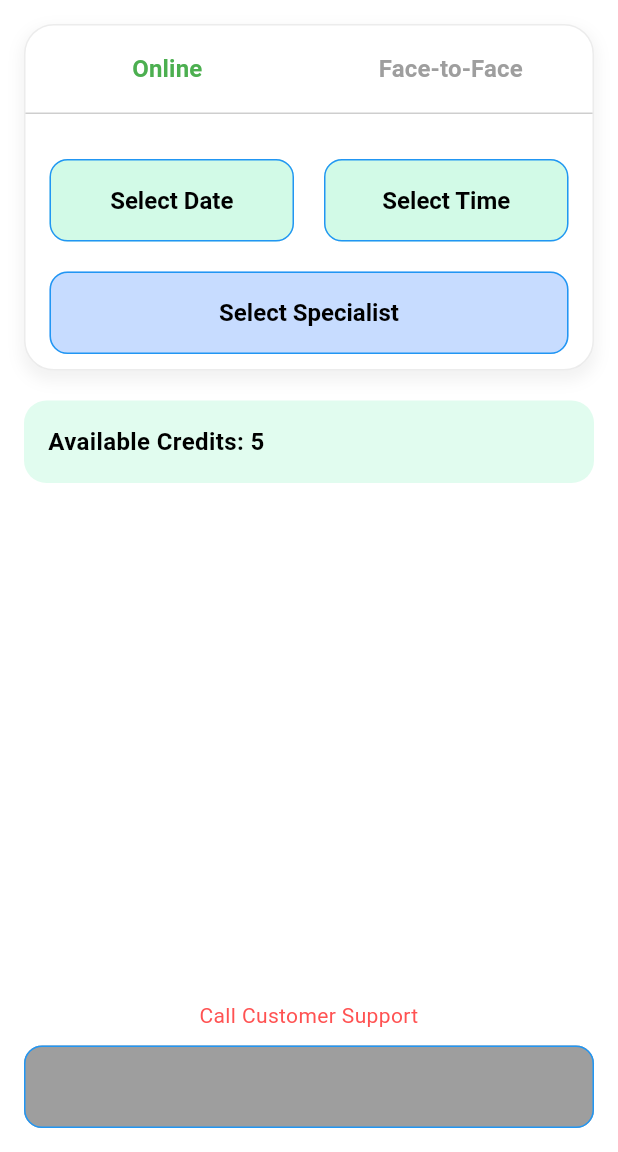
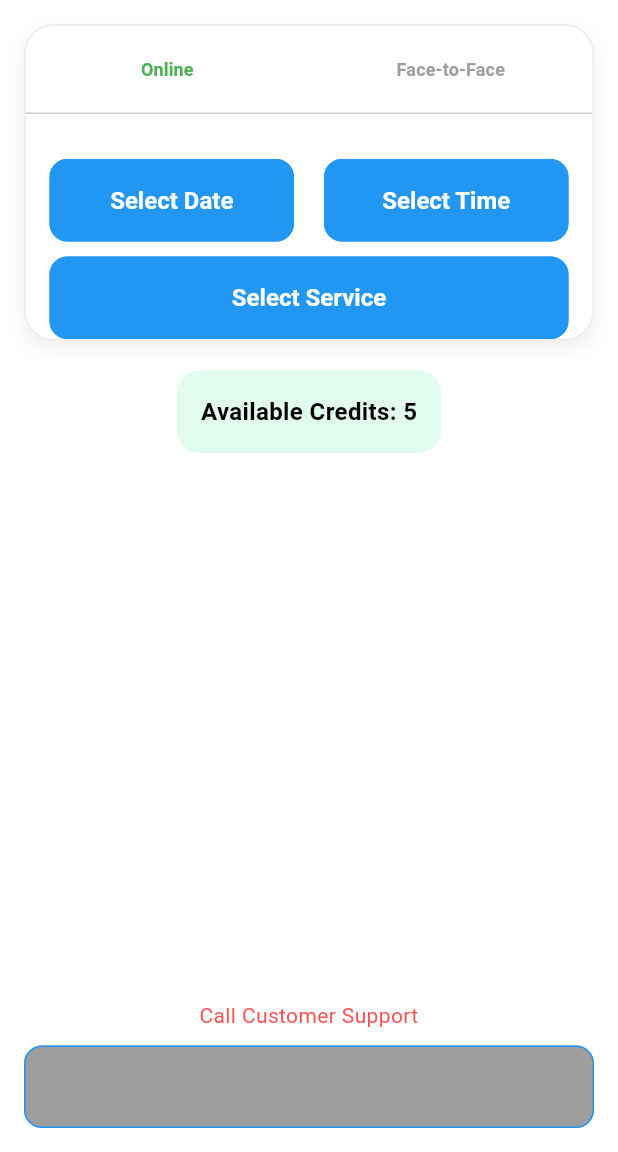
Before and after one commit to JericoDj/MentalHealth, a Flutter app: the ConsultationScreen screen opened directly, on a phone screen of 412 x 824 dp, the part 84-1236 px from its top. Run offline on Flutter 3.47's test engine with Material 3 defaults, Android fonts, the phone set to English and light mode, and no system bars; our stand-ins replace carousel_slider, connectivity_plus, firebase_auth, firebase_core, flutter_native_splash, get and 4 more; accounts and stored records are empty.

Commit message:
Third Commit

```diff
--- a/lib/screens/homescreen/booking_review_screen.dart
+++ b/lib/screens/homescreen/booking_review_screen.dart
@@ -8,14 +8,14 @@ class BookingReviewScreen extends StatefulWidget {
   final String consultationType;
   final String selectedDate;
   final String selectedTime;
-  final String specialist;
+  final String service;
 
   const BookingReviewScreen({
     Key? key,
     required this.consultationType,
     required this.selectedDate,
     required this.selectedTime,
-    required this.specialist,
+    required this.service,
   }) : super(key: key);
 
   @override
@@ -116,7 +116,7 @@ class _BookingReviewScreenState extends State<BookingReviewScreen> {
                   Text("Consultation Type: ${widget.consultationType}"),
                   Text("Date: ${widget.selectedDate}"),
                   Text("Time: ${widget.selectedTime}"),
-                  Text("Specialist: ${widget.specialist}"),
+                  Text("Service: ${widget.service}"),
                 ],
               ),
             ),
--- a/lib/screens/homescreen/consultation_touchpoint/consultation_screen.dart
+++ b/lib/screens/homescreen/consultation_touchpoint/consultation_screen.dart
@@ -3,7 +3,6 @@ import 'package:get/get.dart';
 import 'package:intl/intl.dart';
 import '../../../widgets/homescreen_widgets/call_customer_support_widget.dart';
 import '../booking_review_screen.dart';
-import '../../../widgets/accounts_screen/consultation_status_widget.dart';
 
 class ConsultationScreen extends StatefulWidget {
   const ConsultationScreen({Key? key}) : super(key: key);
@@ -16,15 +15,40 @@ class _ConsultationScreenState extends State<ConsultationScreen> {
   String _selectedConsultationType = "Online";  // Default to Online
   DateTime? _selectedDate;
   TimeOfDay? _selectedTime;
-  String? _selectedSpecialist;
+  String? _selectedService;
   int availableCredits = 5;
 
   final List<String> _specialists = [
-    "Dr. John Doe",
-    "Dr. Jane Smith",
-    "Dr. Alex Brown"
+    "Psychological Assessment",
+    "Consultation",
+    "Couple Therapy/Counseling",
+    "Counseling and Psychotherapy",
   ];
 
+  final Map<String, String> _serviceDetails = {
+    "Psychological Assessment":
+    "Use of integrative tools such as testing, interviews, observation, or other assessment tools for a "
+        "comprehensive understanding of a client’s system, concern, or condition depending on their needs and "
+        "purpose (e.g. school, employment, diagnosis, legal requirement, emotional support animal).",
+
+    "Consultation":
+    "A session where you can freely express, share, and consult your mental health concerns, experiences, "
+        "thoughts, and emotions. A recommendation or established therapeutic goals will be provided at the end of this "
+        "session.\n\n"
+        "A. Psychiatric Consultation – A consultation with a psychiatrist.\n"
+        "B. Adult Psychological Consultation – A session for adults with a psychologist.\n"
+        "C. Child and Adolescent Psychological Consultation – A session for children and adolescents with a psychologist.",
+
+    "Couple Therapy/Counseling":
+    "An intervention aimed at helping couples build healthy relationships and facilitate conflict resolution "
+        "to overcome issues that hinder a satisfying relationship.",
+
+    "Counseling and Psychotherapy":
+    "A therapeutic session with a psychologist to assist a client towards healing, intervention, or recovery from "
+        "their concerns, experiences, trauma, or any psychological and mental health challenges."
+  };
+
+  // Pick Date
   void _pickDate() async {
     final date = await showDatePicker(
       context: context,
@@ -33,46 +57,85 @@ class _ConsultationScreenState extends State<ConsultationScreen> {
       lastDate: DateTime.now().add(const Duration(days: 365)),
     );
     if (date != null) {
-      setState(() => _selectedDate = date);
+      setState(() {
+        _selectedDate = date;
+      });
     }
   }
 
+  // Pick Time
   void _pickTime() async {
     final time = await showTimePicker(
       context: context,
       initialTime: TimeOfDay.now(),
     );
     if (time != null) {
-      setState(() => _selectedTime = time);
+      setState(() {
+        _selectedTime = time;
+      });
     }
   }
 
+  // Show Specialist Picker
   void _showSpecialistPicker() async {
-    final specialist = await showModalBottomSheet<String>(
+    final service = await showModalBottomSheet<String>(
       context: context,
       builder: (context) => ListView.builder(
         itemCount: _specialists.length,
         itemBuilder: (context, index) => ListTile(
           title: Text(_specialists[index]),
-          onTap: () => Navigator.of(context).pop(_specialists[index]),
+          trailing: IconButton(
+            icon: const Icon(Icons.info_outline, color: Colors.blue),
+            onPressed: () {
+              Navigator.of(context).pop();
+              _showServiceDetails(_specialists[index]);
+            },
+          ),
+          onTap: () {
+            Navigator.of(context).pop(_specialists[index]);
+          },
         ),
       ),
     );
-    if (specialist != null) {
-      setState(() => _selectedSpecialist = specialist);
+    if (service != null) {
+      setState(() {
+        _selectedService = service;
+      });
     }
   }
 
+  // Show Service Details
+  void _showServiceDetails(String service) {
+    showDialog(
+      context: context,
+      builder: (context) {
+        return AlertDialog(
+          title: Text(service),
+          content: Text(_serviceDetails[service] ?? "No description available."),
+          actions: [
+            TextButton(
+              onPressed: () => Navigator.of(context).pop(),
+              child: const Text("Close"),
+            ),
+          ],
+        );
+      },
+    );
+  }
+
+  // Customer Support Popup
   void _showCustomerSupportPopup() {
     showDialog(
       context: context,
-      builder: (context) => CallCustomerSupportPopup(),
+      builder: (context) =>CallCustomerSupportPopup(),
     );
   }
 
+  // Build Consultation Form
   Widget _buildConsultationForm() {
     String _formatDate(DateTime date) =>
         DateFormat('EEE., MMM. d').format(date);
+
     String _formatTime(TimeOfDay time) {
       final now = DateTime.now();
       final dt = DateTime(now.year, now.month, now.day, time.hour, time.minute);
@@ -97,9 +160,11 @@ class _ConsultationScreenState extends State<ConsultationScreen> {
       child: Column(
         crossAxisAlignment: CrossAxisAlignment.stretch,
         children: [
-          // AppBar-like Consultation Type Toggle
+          // Consultation Type Toggle
           Container(
-            decoration: BoxDecoration(border: Border(bottom: BorderSide(color: Colors.grey.withOpacity(0.5)))),
+            decoration: BoxDecoration(
+              border: Border(bottom: BorderSide(color: Colors.grey.withOpacity(0.5))),
+            ),
             padding: const EdgeInsets.symmetric(vertical: 5),
             child: Row(
               children: [
@@ -111,21 +176,29 @@ class _ConsultationScreenState extends State<ConsultationScreen> {
           const SizedBox(height: 30),
 
           // Date and Time Selection
-          Container(
+          _buildDateTimeSelection(_formatDate, _formatTime),
+
+          const SizedBox(height: 10),
+
+          // Specialist Selection
+          _buildSpecialistSelection(),
+        ],
+      ),
+    );
+  }
+
+  Widget _buildDateTimeSelection(_formatDate, _formatTime) {
+    return Padding(
       padding: const EdgeInsets.symmetric(horizontal: 16),
       child: Row(
         children: [
           Expanded(
             child: ElevatedButton(
               onPressed: _pickDate,
-                    style: ElevatedButton.styleFrom(
-                      backgroundColor: Colors.greenAccent.withOpacity(0.3),
-                    ),
               child: Text(
                 _selectedDate == null
                     ? "Select Date"
                     : _formatDate(_selectedDate!),
-                      style: const TextStyle(color: Colors.black),
               ),
             ),
           ),
@@ -133,39 +206,28 @@ class _ConsultationScreenState extends State<ConsultationScreen> {
           Expanded(
             child: ElevatedButton(
               onPressed: _pickTime,
-                    style: ElevatedButton.styleFrom(
-                      backgroundColor: Colors.greenAccent.withOpacity(0.3),
-                    ),
               child: Text(
                 _selectedTime == null
                     ? "Select Time"
                     : _formatTime(_selectedTime!),
-                      style: const TextStyle(color: Colors.black),
               ),
             ),
           ),
         ],
       ),
-          ),
-          const SizedBox(height: 10),
+    );
+  }
 
-          // Specialist Selection
-          Container(
-            padding: const EdgeInsets.symmetric(horizontal: 16, vertical: 10),
+  Widget _buildSpecialistSelection() {
+    return Padding(
+      padding: const EdgeInsets.symmetric(horizontal: 16),
       child: ElevatedButton(
         onPressed: _showSpecialistPicker,
-              style: ElevatedButton.styleFrom(
-                backgroundColor: Colors.blueAccent.withOpacity(0.3),
+        child: Text(
+          _selectedService == null
+              ? "Select Service"
+              : "Service: $_selectedService",
         ),
-              child: Text(
-                _selectedSpecialist == null
-                    ? "Select Specialist"
-                    : "Specialist: $_selectedSpecialist",
-                style: const TextStyle(color: Colors.black),
-              ),
-            ),
-          ),
-        ],
       ),
     );
   }
@@ -179,13 +241,9 @@ class _ConsultationScreenState extends State<ConsultationScreen> {
             _selectedConsultationType = type;
           });
         },
-        style: TextButton.styleFrom(
-          backgroundColor: Colors.transparent,
-        ),
         child: Text(
           type,
           style: TextStyle(
-            fontSize: 16,
             fontWeight: FontWeight.bold,
             color: isSelected ? Colors.green : Colors.grey,
           ),
@@ -194,6 +252,7 @@ class _ConsultationScreenState extends State<ConsultationScreen> {
     );
   }
 
+  // **Build Method (Required for the State Class)**
   @override
   Widget build(BuildContext context) {
     return Scaffold(
@@ -205,7 +264,6 @@ class _ConsultationScreenState extends State<ConsultationScreen> {
       body: Padding(
         padding: const EdgeInsets.all(16.0),
         child: Column(
-          crossAxisAlignment: CrossAxisAlignment.stretch,
           children: [
             _buildConsultationForm(),
             const SizedBox(height: 20),
@@ -222,11 +280,11 @@ class _ConsultationScreenState extends State<ConsultationScreen> {
                 style: const TextStyle(fontSize: 16, fontWeight: FontWeight.bold),
               ),
             ),
-            const SizedBox(height: 20),
-
           ],
         ),
       ),
+
+
       bottomNavigationBar: Padding(
         padding: const EdgeInsets.all(16.0),
         child: Column(
@@ -250,13 +308,13 @@ class _ConsultationScreenState extends State<ConsultationScreen> {
                 onPressed: availableCredits > 0 &&
                     _selectedDate != null &&
                     _selectedTime != null &&
-                    _selectedSpecialist != null
+                    _selectedService != null
                     ? () {
                   Get.to(() => BookingReviewScreen(
                     consultationType: _selectedConsultationType,
                     selectedDate: DateFormat('EEE., MMM. d').format(_selectedDate!),
                     selectedTime: _selectedTime!.format(context),
-                    specialist: _selectedSpecialist!,
+                    service: _selectedService!,
                   ));
                 } : null,
                 child: const Text("Book A Session"),
--- a/pubspec.yaml
+++ b/pubspec.yaml
@@ -43,6 +43,7 @@ dependencies:
   lottie: ^3.2.0
   carousel_slider: ^5.0.0
   signature: ^5.5.0
+  go_router: ^14.6.2
 
   #this will determine if the user open the app first time
   shared_preferences: ^2.3.3
```
Also changed, not shown: lib/main.dart (+39 -15 lines), lib/screens/onboardingscreen.dart (+21 -29 lines), pubspec.lock, 1 other file. Lines whose indentation alone changed are shown as unchanged.
